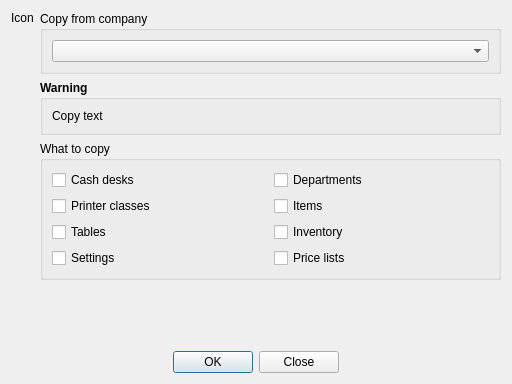
This is App/Ui/CopyToolDialog.ui in paolodestefani/pySagra as Qt 5 draws it before an edit. The edited form follows.
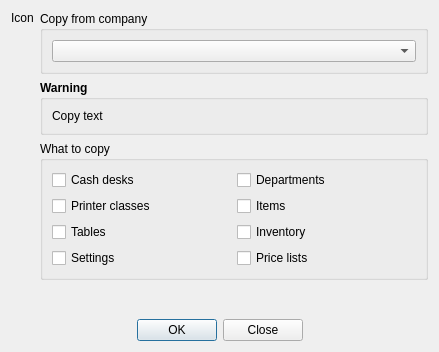
This is the edited form.

Patch:
```diff
--- a/App/Ui/CopyToolDialog.ui
+++ b/App/Ui/CopyToolDialog.ui
@@ -6,8 +6,8 @@
    <rect>
     <x>0</x>
     <y>0</y>
-    <width>512</width>
-    <height>384</height>
+    <width>439</width>
+    <height>352</height>
    </rect>
   </property>
   <property name="windowTitle">
```
